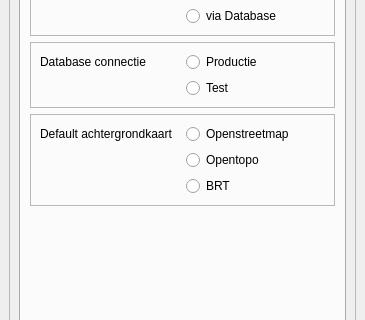
OIV-NL-QGIS/QGIS_project, file plugin/oiv/oiv_config_widget.ui: the form before one commit; both pictures show x 0 to 365 and y 140 to 460 of the 365 by 710 pixel window.
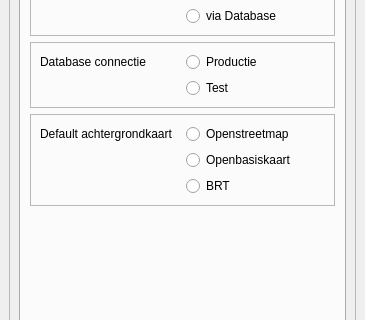
The form after the commit.

Commit message:
Change Opentopo tot Openbasiskaart
resolves #335
first changes to interface plugin

What changed in the file:
```diff
--- a/plugin/oiv/oiv_config_widget.ui
+++ b/plugin/oiv/oiv_config_widget.ui
@@ -168,7 +168,7 @@
                  <item row="1" column="1">
                   <widget class="QRadioButton" name="opentopo">
                    <property name="text">
-                    <string>Opentopo</string>
+                    <string>Openbasiskaart</string>
                    </property>
                   </widget>
                  </item>
```
Left out of the diff: 2 changed lines with no effect on the pictures. The commit also changes 17 other files.
